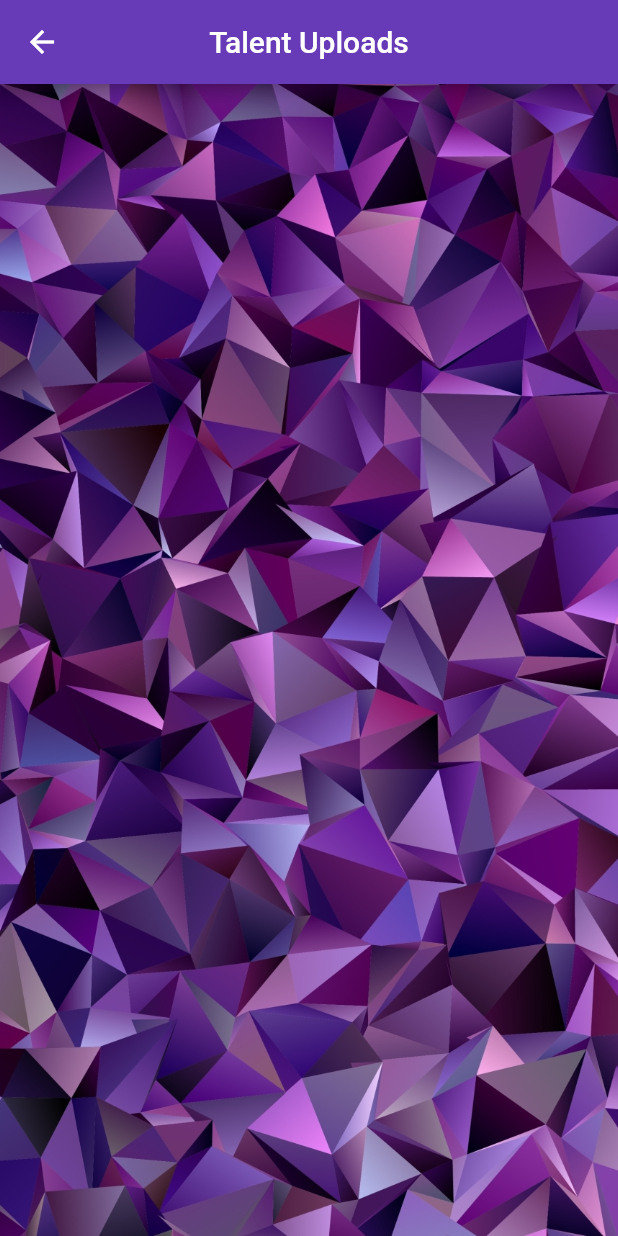
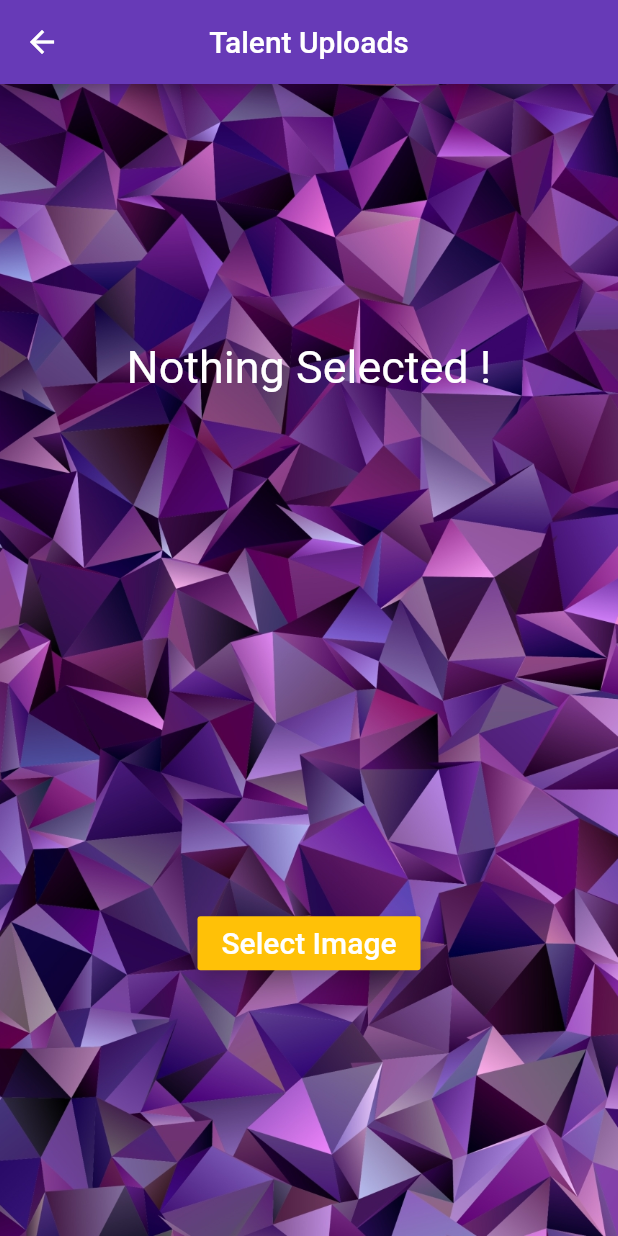
Before and after one commit to The-virgo-noid/talenthunt, a Flutter app: the Talents screen opened directly, on a phone screen of 412 x 824 dp. Run offline on Flutter 3.47's test engine with Material 2 defaults, Android fonts, the phone set to English and light mode, and no system bars; our stand-ins replace bottom_navy_bar, image_picker, page_transition, simple_animations.

Commit message:
New Upload page with no upload button images working properlly video testing..

```diff
--- a/lib/drawer_pages/talents.dart
+++ b/lib/drawer_pages/talents.dart
@@ -1,15 +1,86 @@
+import 'dart:io';
 import 'package:flutter/material.dart';
+import 'package:image_picker/image_picker.dart';
 
-class Talents extends StatelessWidget {
+class Talents extends StatefulWidget {
+  @override
+  _TalentsState createState() => _TalentsState();
+}
+
+class _TalentsState extends State<Talents> {
+
+  File imageFile;
+
+  _openGallery(BuildContext context) async{
+    var image = await ImagePicker.pickImage(source: ImageSource.gallery);    //syncs with gallery and app
+    setState(() {
+      imageFile = image;
+      Navigator.of(context).pop();
+    });
+
+  }
+
+  _openCamera(BuildContext context) async{
+    var image = await ImagePicker.pickImage(source: ImageSource.camera);    //syncs with camera and app
+    setState(() {
+      imageFile = image;
+      Navigator.of(context).pop();
+    });
+
+  }
+
+  Future<void> _showChoiceDialog(BuildContext context) {
+    return showDialog(context: context,builder: (BuildContext context) {
+
+      return AlertDialog(
+        shape: RoundedRectangleBorder(borderRadius: BorderRadius.circular(10.0)),
+        title: Text("Select Option"),
+        content: SingleChildScrollView(
+          child: ListBody(
+            children: <Widget>[
+              GestureDetector(
+                child: Text("Gallery"),
+                onTap: () {
+                  _openGallery(context);
+                },
+              ),
+              Padding(padding: EdgeInsets.all(8.0)),
+              GestureDetector(
+                child: Text("Camera"),
+                onTap: () {
+                  _openCamera(context);
+                },
+              ),
+            ],
+          ),
+        ),
+      );
+
+    });
+  }
+
+  Widget _decideImage() {
+    if(imageFile == null) {
+      return Text(
+          "Nothing Selected !",
+          style: TextStyle(
+            fontSize: 30.0,
+            color: Colors.white,
+          )
+      );
+    } else {
+      return Image.file(imageFile, width: 500,height: 500);
+    }
+  }
+
   @override
   Widget build(BuildContext context) {
+
     return Scaffold(
-
       appBar: AppBar(
-        title: Text('Talent Uploads'),
+        title: Text("Talent Uploads"),
         centerTitle: true,
         backgroundColor: Colors.deepPurple,
-
       ),
       body: Container(
         height: MediaQuery.of(context).size.height,
@@ -20,7 +91,40 @@ class Talents extends StatelessWidget {
             fit: BoxFit.cover,
           ),
         ),
+        child: Center(
+          child: Column(
+            mainAxisAlignment: MainAxisAlignment.spaceAround,
+            children: <Widget>[
+              _decideImage(),
+              RaisedButton(onPressed: () {
+                _showChoiceDialog(context);
+              },
+                color: Colors.amber,
+                child: Text(
+                  "Select Image",
+                  style: TextStyle(
+                    fontSize: 20.0,
+                    color: Colors.white,
+                  ),
+                ),
+                elevation: 6.0,
+              ),
+              //RaisedButton(onPressed: () {                 //another box for upload start
+              //    _showChoiceDialog(context);
+              //},
+              //color: Colors.amber,
+              //child: Text(
+              //"Upload",
+              //style: TextStyle(
+              //color: Colors.white,
+              //),
+              //), elevation: 6.0,
+              //),                                         // box upload ends here
+            ],
+          ),
+        ),
       ),
     );
+
   }
 }
--- a/pubspec.yaml
+++ b/pubspec.yaml
@@ -17,6 +17,7 @@ environment:
   sdk: ">=2.1.0 <3.0.0"
 
 dependencies:
+  image_picker: 0.6.4
   flutter:
     sdk: flutter
   simple_animations: ^1.1.3
```
Also changed, not shown: pubspec.lock.
